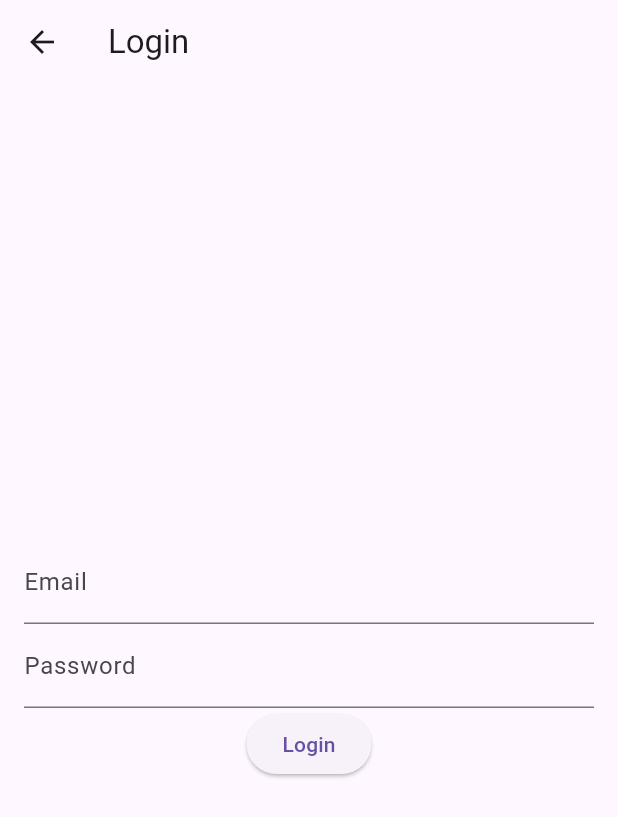
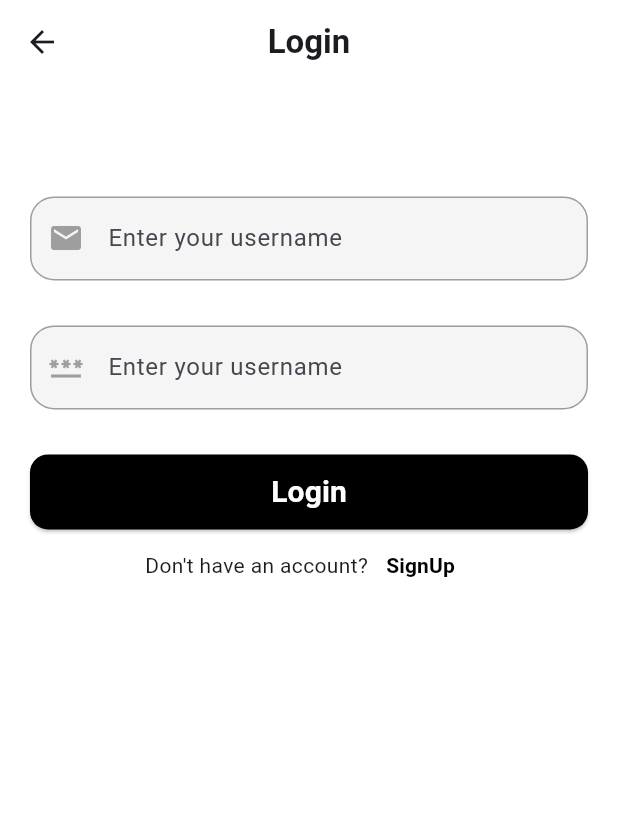
Before and after one commit to ShreekrishnaHegde/DineEase_frontend, a Flutter app: the screen it shows after launch, after a tap on "Login", on a phone screen of 412 x 824 dp. Shown: the top 817 px of the screen. Run offline on Flutter 3.47's test engine with Material 3 defaults, Android fonts, the phone set to English and light mode, and no system bars.

Commit message:
Added signin option and optimized the code by creating a build function for text fields

```diff
--- a/lib/views/login_signup/login.dart
+++ b/lib/views/login_signup/login.dart
@@ -1,3 +1,4 @@
+import 'package:dine_ease/views/login_signup/signup.dart';
 import 'package:flutter/material.dart';
 
 class Login extends StatefulWidget {
@@ -8,30 +9,98 @@ class Login extends StatefulWidget {
 }
 
 class _LoginState extends State<Login> {
+  InputDecoration buildInputDecoration(String labelText,IconData icon) {
+    return InputDecoration(
+      border: UnderlineInputBorder(),
+      labelText: 'Enter your username',
+      enabledBorder: OutlineInputBorder(
+        borderSide: BorderSide(color: Colors.grey),
+        borderRadius: BorderRadius.circular(16.0),
+      ),
+      focusedBorder: OutlineInputBorder(
+        borderSide: BorderSide(color: Colors.blue, width: 2.0),
+        borderRadius: BorderRadius.circular(8.0),
+      ),
+      prefixIcon: Icon(icon, color: Colors.grey),
+      filled: true,
+      fillColor: Colors.grey.shade100,
+    );
+
+  }
   @override
   Widget build(BuildContext context) {
+    final screen_width=MediaQuery.of(context).size.width;
+    final screen_height=MediaQuery.of(context).size.height;
+
+    final ButtonStyle raisedButtonStyle = ElevatedButton.styleFrom(
+      foregroundColor: Colors.white,
+      backgroundColor: Colors.black,
+      minimumSize: Size(double.infinity,50),
+      // padding: EdgeInsets.symmetric(horizontal: 100),
+      shape: const RoundedRectangleBorder(
+        borderRadius: BorderRadius.all(Radius.circular(12)),
+      ),
+    );
+
     return Scaffold(
+      backgroundColor: Colors.white,
       appBar: AppBar(
-        title: Text("Login"),
+        backgroundColor: Colors.white,
+        title: Text(
+          "Login",
+          style: TextStyle(
+            fontWeight: FontWeight.bold,
           ),
-      body: Padding(
-        padding: EdgeInsets.all(16),
+        ),
+        centerTitle: true,
+      ),
+      body: Center(
+        child: SafeArea(
+          child: Padding(
+            padding: EdgeInsets.all(20),
             child: Column(
+              children: [
+                SizedBox(height: screen_height/15,),
+                TextFormField(
+                  decoration:  buildInputDecoration("Enter your email", Icons.email),
+                ),
+                SizedBox(height: 30,),
+                TextFormField(
+                  decoration: buildInputDecoration("Enter the password", Icons.password),
+                ),
+                SizedBox(height: 30,),
+                ElevatedButton(
+                  style: raisedButtonStyle,
+                  onPressed: () { },
+                  child: Text(
+                    "Login",
+                    style: TextStyle(
+                      fontWeight: FontWeight.bold,
+                      fontSize: 20
+                    ),
+                  ),
+                ),
+                Row(
                   mainAxisAlignment: MainAxisAlignment.center,
                   children: [
-
-            TextField(
-              decoration: InputDecoration(labelText: "Email"),
+                    Text("Don't have an account?"),
+                    TextButton(
+                      onPressed: (){
+                        Navigator.push(context, MaterialPageRoute(builder: (context) => Signup()));
+                      },
+                      child: Text(
+                        "SignUp",
+                        style: TextStyle(
+                          fontWeight: FontWeight.bold,
+                          color: Colors.black,
                         ),
-            TextField(
-              decoration: InputDecoration(labelText: "Password"),
-              obscureText: true,
                       ),
-            ElevatedButton(
-              onPressed: (){},
-              child: Text("Login"),
+                    ),
+                  ],
                 )
               ],
+            ),
+          ),
         ),
       ),
     );
```
Also changed, not shown: lib/views/login_signup/signup.dart (+20 -28 lines). Lines whose indentation alone changed are shown as unchanged.
